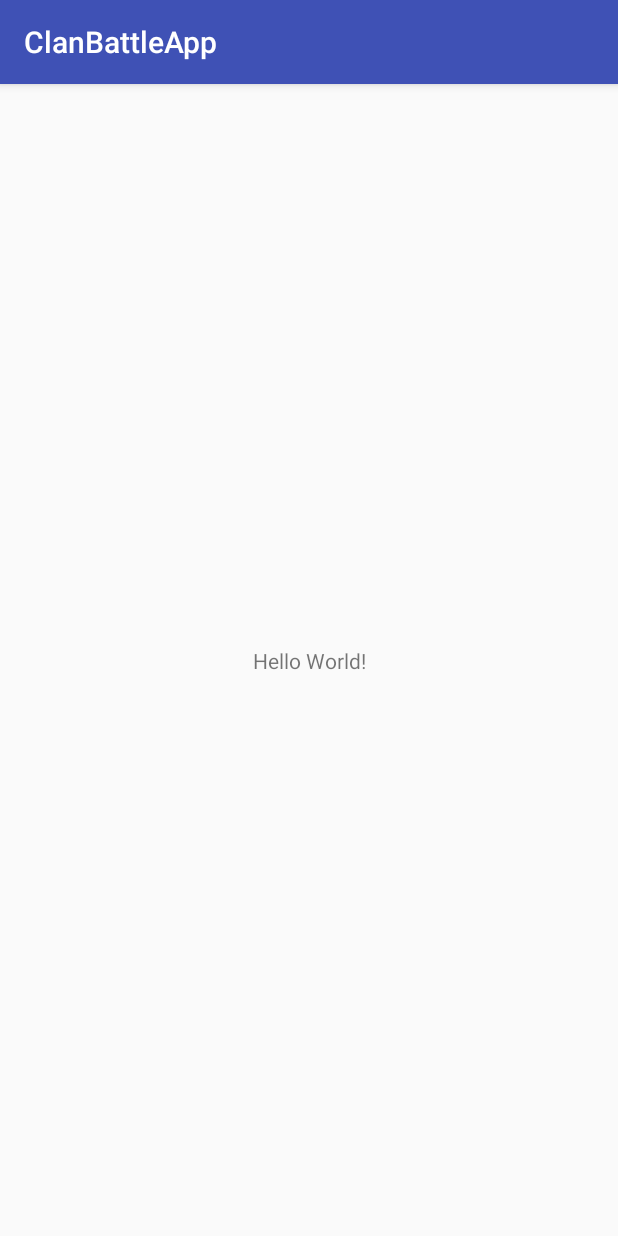
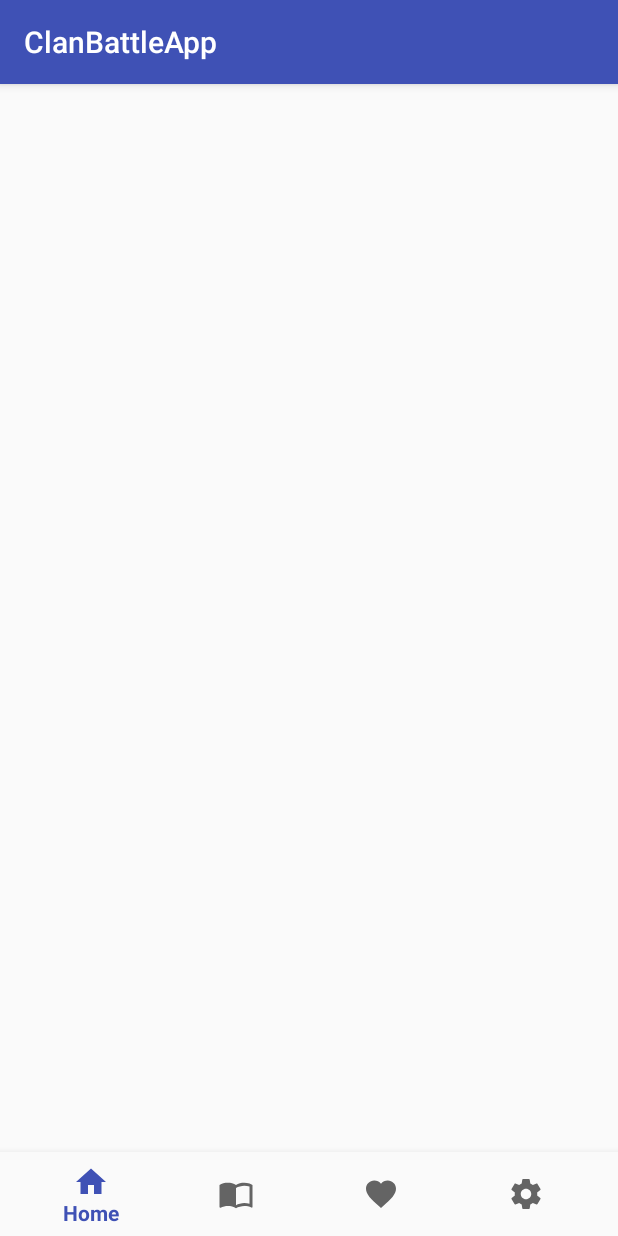
Before and after one commit to aranibar02/ClanBattleApp, an Android app: the screen it shows after launch (MainActivity), on a phone screen of 412 x 824 dp. Run offline under Robolectric (Android 15) with nearby library versions, the phone set to English and light mode, and no system bars.

Commit message:
Add ButtomNavigation

```diff
--- /dev/null
+++ b/app/src/main/res/drawable/ic_favorite_black_24dp.xml
@@ -0,0 +1,9 @@
+<vector xmlns:android="http://schemas.android.com/apk/res/android"
+        android:width="24dp"
+        android:height="24dp"
+        android:viewportWidth="24.0"
+        android:viewportHeight="24.0">
+    <path
+        android:fillColor="#FF000000"
+        android:pathData="M12,21.35l-1.45,-1.32C5.4,15.36 2,12.28 2,8.5 2,5.42 4.42,3 7.5,3c1.74,0 3.41,0.81 4.5,2.09C13.09,3.81 14.76,3 16.5,3 19.58,3 22,5.42 22,8.5c0,3.78 -3.4,6.86 -8.55,11.54L12,21.35z"/>
+</vector>
--- /dev/null
+++ b/app/src/main/res/drawable/ic_home_black_24dp.xml
@@ -0,0 +1,9 @@
+<vector xmlns:android="http://schemas.android.com/apk/res/android"
+        android:width="24dp"
+        android:height="24dp"
+        android:viewportWidth="24.0"
+        android:viewportHeight="24.0">
+    <path
+        android:fillColor="#FF000000"
+        android:pathData="M10,20v-6h4v6h5v-8h3L12,3 2,12h3v8z"/>
+</vector>
--- /dev/null
+++ b/app/src/main/res/drawable/ic_import_contacts_black_24dp.xml
@@ -0,0 +1,9 @@
+<vector xmlns:android="http://schemas.android.com/apk/res/android"
+        android:width="24dp"
+        android:height="24dp"
+        android:viewportWidth="24.0"
+        android:viewportHeight="24.0">
+    <path
+        android:fillColor="#FF000000"
+        android:pathData="M21,5c-1.11,-0.35 -2.33,-0.5 -3.5,-0.5 -1.95,0 -4.05,0.4 -5.5,1.5 -1.45,-1.1 -3.55,-1.5 -5.5,-1.5S2.45,4.9 1,6v14.65c0,0.25 0.25,0.5 0.5,0.5 0.1,0 0.15,-0.05 0.25,-0.05C3.1,20.45 5.05,20 6.5,20c1.95,0 4.05,0.4 5.5,1.5 1.35,-0.85 3.8,-1.5 5.5,-1.5 1.65,0 3.35,0.3 4.75,1.05 0.1,0.05 0.15,0.05 0.25,0.05 0.25,0 0.5,-0.25 0.5,-0.5L23,6c-0.6,-0.45 -1.25,-0.75 -2,-1zM21,18.5c-1.1,-0.35 -2.3,-0.5 -3.5,-0.5 -1.7,0 -4.15,0.65 -5.5,1.5L12,8c1.35,-0.85 3.8,-1.5 5.5,-1.5 1.2,0 2.4,0.15 3.5,0.5v11.5z"/>
+</vector>
--- /dev/null
+++ b/app/src/main/res/drawable/ic_settings_black_24dp.xml
@@ -0,0 +1,9 @@
+<vector xmlns:android="http://schemas.android.com/apk/res/android"
+        android:width="24dp"
+        android:height="24dp"
+        android:viewportWidth="24.0"
+        android:viewportHeight="24.0">
+    <path
+        android:fillColor="#FF000000"
+        android:pathData="M19.43,12.98c0.04,-0.32 0.07,-0.64 0.07,-0.98s-0.03,-0.66 -0.07,-0.98l2.11,-1.65c0.19,-0.15 0.24,-0.42 0.12,-0.64l-2,-3.46c-0.12,-0.22 -0.39,-0.3 -0.61,-0.22l-2.49,1c-0.52,-0.4 -1.08,-0.73 -1.69,-0.98l-0.38,-2.65C14.46,2.18 14.25,2 14,2h-4c-0.25,0 -0.46,0.18 -0.49,0.42l-0.38,2.65c-0.61,0.25 -1.17,0.59 -1.69,0.98l-2.49,-1c-0.23,-0.09 -0.49,0 -0.61,0.22l-2,3.46c-0.13,0.22 -0.07,0.49 0.12,0.64l2.11,1.65c-0.04,0.32 -0.07,0.65 -0.07,0.98s0.03,0.66 0.07,0.98l-2.11,1.65c-0.19,0.15 -0.24,0.42 -0.12,0.64l2,3.46c0.12,0.22 0.39,0.3 0.61,0.22l2.49,-1c0.52,0.4 1.08,0.73 1.69,0.98l0.38,2.65c0.03,0.24 0.24,0.42 0.49,0.42h4c0.25,0 0.46,-0.18 0.49,-0.42l0.38,-2.65c0.61,-0.25 1.17,-0.59 1.69,-0.98l2.49,1c0.23,0.09 0.49,0 0.61,-0.22l2,-3.46c0.12,-0.22 0.07,-0.49 -0.12,-0.64l-2.11,-1.65zM12,15.5c-1.93,0 -3.5,-1.57 -3.5,-3.5s1.57,-3.5 3.5,-3.5 3.5,1.57 3.5,3.5 -1.57,3.5 -3.5,3.5z"/>
+</vector>
--- a/app/src/main/res/layout/activity_main.xml
+++ b/app/src/main/res/layout/activity_main.xml
@@ -6,13 +6,23 @@
     android:layout_height="match_parent"
     tools:context=".viewcontrollers.activities.MainActivity">
 
-    <TextView
-        android:layout_width="wrap_content"
+    <FrameLayout
+        android:id="@+id/content"
+        android:layout_width="match_parent"
+        android:layout_height="0dp"
+        android:layout_margin="@dimen/default_margin"
+        app:layout_constraintBottom_toTopOf="@id/navigation"/>
+
+    <android.support.design.widget.BottomNavigationView
+        android:id="@+id/navigation"
+        android:layout_width="0dp"
         android:layout_height="wrap_content"
-        android:text="Hello World!"
+        android:layout_marginEnd="0dp"
+        android:layout_marginStart="0dp"
+        android:background="?android:attr/windowBackground"
         app:layout_constraintBottom_toBottomOf="parent"
-        app:layout_constraintLeft_toLeftOf="parent"
-        app:layout_constraintRight_toRightOf="parent"
-        app:layout_constraintTop_toTopOf="parent" />
+        app:layout_constraintStart_toStartOf="parent"
+        app:layout_constraintEnd_toEndOf="parent"
+        app:menu="@menu/navigation" />
 
 </android.support.constraint.ConstraintLayout>
--- /dev/null
+++ b/app/src/main/res/menu/navigation.xml
@@ -0,0 +1,23 @@
+<?xml version="1.0" encoding="utf-8"?>
+<menu xmlns:android="http://schemas.android.com/apk/res/android">
+
+    <item
+        android:id="@+id/navigation_home"
+        android:icon="@drawable/ic_home_black_24dp"
+        android:title="@string/title_home" />
+
+    <item
+        android:id="@+id/navigation_sources"
+        android:icon="@drawable/ic_import_contacts_black_24dp"
+        android:title="@string/title_sources" />
+
+    <item
+        android:id="@+id/navigation_favorites"
+        android:icon="@drawable/ic_favorite_black_24dp"
+        android:title="Favorites" />
+
+    <item
+        android:id="@+id/navigation_settings"
+        android:icon="@drawable/ic_settings_black_24dp"
+        android:title="Settings" />
+</menu>
--- /dev/null
+++ b/app/src/main/res/values/dimens.xml
@@ -0,0 +1,4 @@
+<?xml version="1.0" encoding="utf-8"?>
+<resources>
+    <dimen name="default_margin">16dp</dimen>
+</resources>
--- a/app/src/main/res/values/strings.xml
+++ b/app/src/main/res/values/strings.xml
@@ -1,3 +1,5 @@
 <resources>
     <string name="app_name">ClanBattleApp</string>
+    <string name="title_home">Home</string>
+    <string name="title_sources">sources</string>
 </resources>
```
